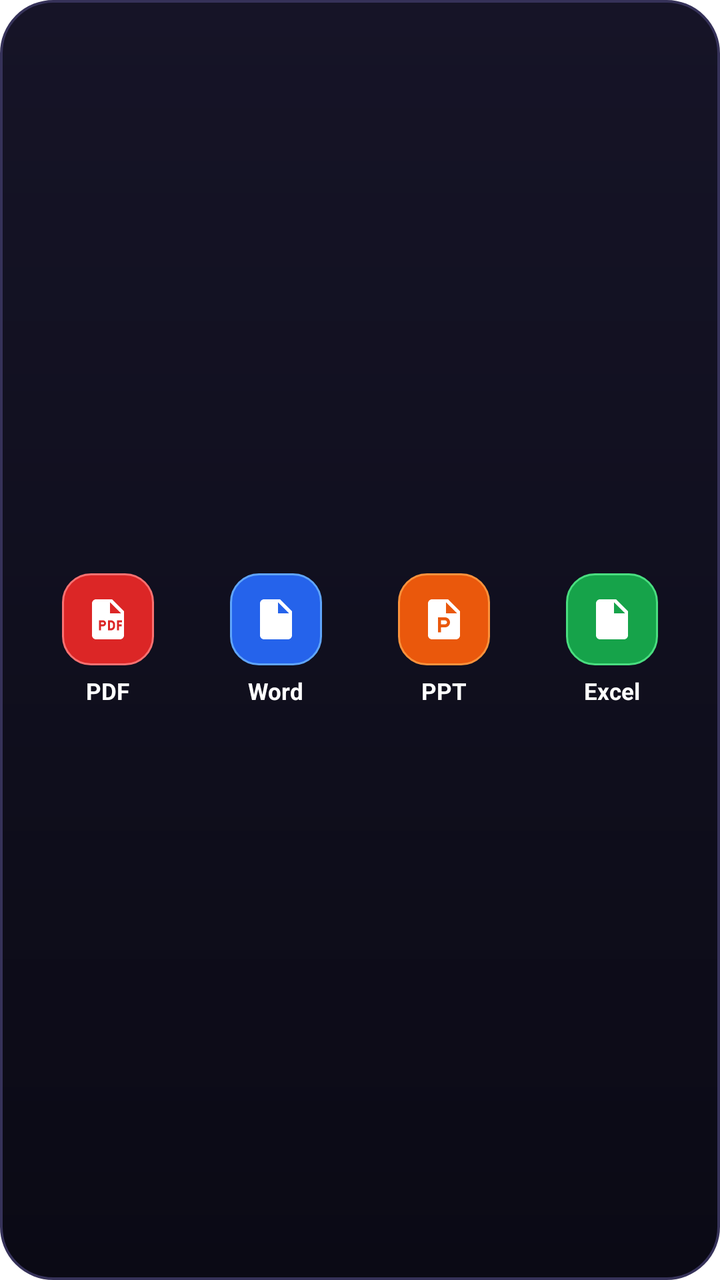
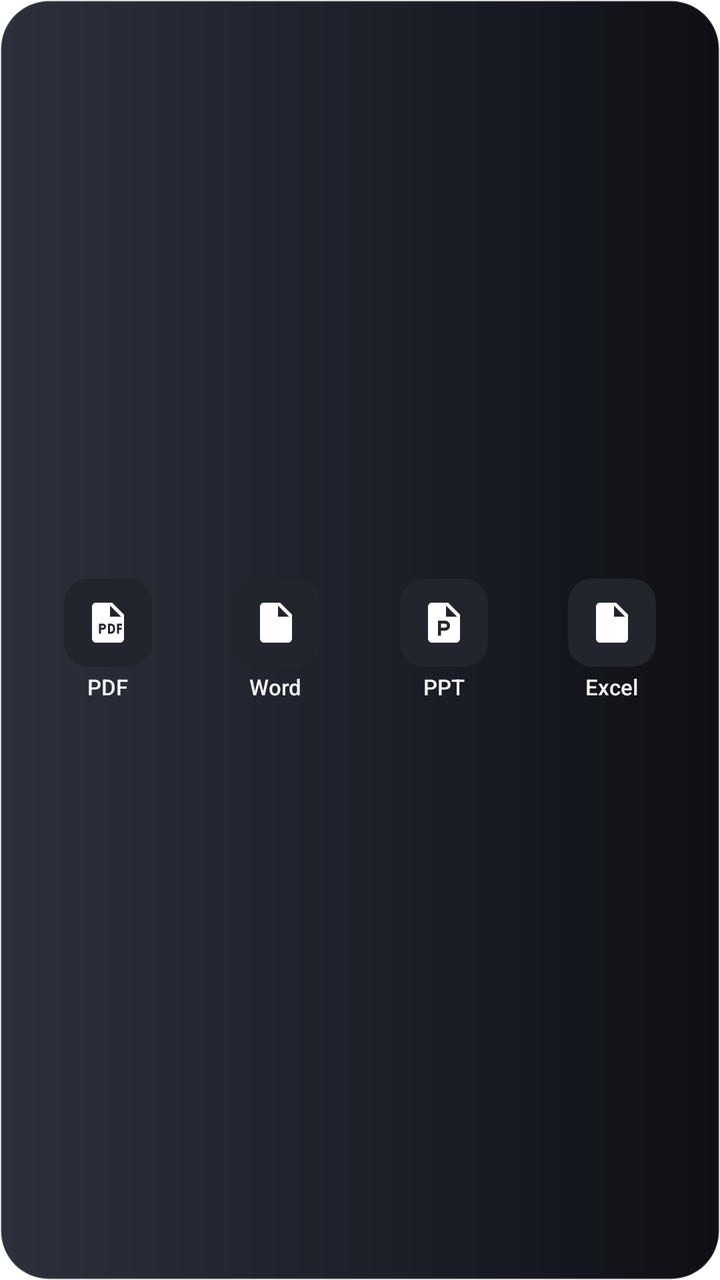

An Android layout rendered at two revisions. The XML below is the earlier revision; the diff shows what the commit changed to produce the second picture.
<!-- AndroidManifest.xml: fallback theme Theme.MaterialComponents.DayNight.NoActionBar -->
<!-- res/layout/widget_tracker_layout.xml -->
<?xml version="1.0" encoding="utf-8"?>
<LinearLayout xmlns:android="http://schemas.android.com/apk/res/android"
    android:id="@+id/widget_tracker_root"
    android:layout_width="match_parent"
    android:layout_height="match_parent"
    android:background="@drawable/widget_bg_dark"
    android:padding="12dp"
    android:gravity="center_vertical"
    android:orientation="horizontal">

    
    <LinearLayout
        android:id="@+id/widget_action_tracker"
        android:layout_width="0dp"
        android:layout_height="match_parent"
        android:layout_weight="1"
        android:gravity="center"
        android:orientation="vertical">

        <ImageView
            android:id="@+id/widget_tracker_icon"
            android:layout_width="46dp"
            android:layout_height="46dp"
            android:background="@drawable/widget_icon_squircle_red"
            android:padding="11dp"
            android:src="@drawable/ic_format_pdf"
            android:contentDescription="PDF" />

        <TextView
            android:layout_width="wrap_content"
            android:layout_height="wrap_content"
            android:layout_marginTop="5dp"
            android:text="PDF"
            android:textColor="#FFFFFF"
            android:textSize="11.5sp"
            android:textStyle="bold" />
    </LinearLayout>

    
    <LinearLayout
        android:layout_width="0dp"
        android:layout_height="match_parent"
        android:layout_weight="1"
        android:gravity="center"
        android:orientation="vertical">

        <ImageView
            android:layout_width="46dp"
            android:layout_height="46dp"
            android:background="@drawable/widget_icon_squircle_blue"
            android:padding="11dp"
            android:src="@drawable/ic_format_word"
            android:contentDescription="Word" />

        <TextView
            android:layout_width="wrap_content"
            android:layout_height="wrap_content"
            android:layout_marginTop="5dp"
            android:text="Word"
            android:textColor="#FFFFFF"
            android:textSize="11.5sp"
            android:textStyle="bold" />
    </LinearLayout>

    
    <LinearLayout
        android:layout_width="0dp"
        android:layout_height="match_parent"
        android:layout_weight="1"
        android:gravity="center"
        android:orientation="vertical">

        <ImageView
            android:layout_width="46dp"
            android:layout_height="46dp"
            android:background="@drawable/widget_icon_squircle_orange"
            android:padding="11dp"
            android:src="@drawable/ic_format_ppt"
            android:contentDescription="PPT" />

        <TextView
            android:layout_width="wrap_content"
            android:layout_height="wrap_content"
            android:layout_marginTop="5dp"
            android:text="PPT"
            android:textColor="#FFFFFF"
            android:textSize="11.5sp"
            android:textStyle="bold" />
    </LinearLayout>

    
    <LinearLayout
        android:layout_width="0dp"
        android:layout_height="match_parent"
        android:layout_weight="1"
        android:gravity="center"
        android:orientation="vertical">

        <ImageView
            android:layout_width="46dp"
            android:layout_height="46dp"
            android:background="@drawable/widget_icon_squircle_green"
            android:padding="11dp"
            android:src="@drawable/ic_format_excel"
            android:contentDescription="Excel" />

        <TextView
            android:layout_width="wrap_content"
            android:layout_height="wrap_content"
            android:layout_marginTop="5dp"
            android:text="Excel"
            android:textColor="#FFFFFF"
            android:textSize="11.5sp"
            android:textStyle="bold" />
    </LinearLayout>
</LinearLayout>
<!-- resources referenced by this layout -->
<resources>
  <!-- drawable ic_format_excel (drawable) -->
  <vector xmlns:android="http://schemas.android.com/apk/res/android"
      android:width="22dp"
      android:height="22dp"
      android:viewportWidth="24"
      android:viewportHeight="24">
      
      <path
          android:fillColor="#FFFFFF"
          android:pathData="M14,2H6C4.9,2 4,2.9 4,4V20C4,21.1 4.9,22 6,22H18C19.1,22 20,21.1 20,20V8L14,2ZM13,3.5L18.5,9H13V3.5ZM8.5,12L10.3,14.8L8.3,18H9.8L11,15.8L12.2,18H13.7L11.7,14.8L13.5,12H12L11,13.9L10,12H8.5Z" />
  </vector>
  <!-- drawable ic_format_ppt (drawable) -->
  <vector xmlns:android="http://schemas.android.com/apk/res/android"
      android:width="22dp"
      android:height="22dp"
      android:viewportWidth="24"
      android:viewportHeight="24">
      
      <path
          android:fillColor="#FFFFFF"
          android:pathData="M14,2H6C4.9,2 4,2.9 4,4V20C4,21.1 4.9,22 6,22H18C19.1,22 20,21.1 20,20V8L14,2ZM13,3.5L18.5,9H13V3.5ZM9,11H12.5C13.9,11 15,12.1 15,13.5C15,14.9 13.9,16 12.5,16H10.5V18.5H9V11ZM10.5,14.5H12.5C13,14.5 13.5,14.1 13.5,13.5C13.5,12.9 13,12.5 12.5,12.5H10.5V14.5Z" />
  </vector>
  <!-- drawable ic_format_word (drawable) -->
  <vector xmlns:android="http://schemas.android.com/apk/res/android"
      android:width="22dp"
      android:height="22dp"
      android:viewportWidth="24"
      android:viewportHeight="24">
      
      <path
          android:fillColor="#FFFFFF"
          android:pathData="M14,2H6C4.9,2 4,2.9 4,4V20C4,21.1 4.9,22 6,22H18C19.1,22 20,21.1 20,20V8L14,2ZM13,3.5L18.5,9H13V3.5ZM7.5,12L8.7,17.5H10.1L11.5,13.5L12.9,17.5H14.3L15.5,12H14.2L13.5,15.8L12.1,12H10.9L9.5,15.8L8.8,12H7.5Z" />
  </vector>
  <!-- drawable widget_bg_dark (drawable) -->
  <?xml version="1.0" encoding="utf-8"?>
  <shape xmlns:android="http://schemas.android.com/apk/res/android"
      android:shape="rectangle">
      <gradient
          android:angle="270"
          android:startColor="#161427"
          android:centerColor="#100F1E"
          android:endColor="#0B0A15" />
      <stroke
          android:width="1.2dp"
          android:color="#363259" />
      <corners android:radius="26dp" />
  </shape>
  <!-- drawable widget_icon_squircle_blue (drawable) -->
  <?xml version="1.0" encoding="utf-8"?>
  <shape xmlns:android="http://schemas.android.com/apk/res/android"
      android:shape="rectangle">
      <solid android:color="#2563EB" />
      <stroke
          android:width="1dp"
          android:color="#60A5FA" />
      <corners android:radius="14dp" />
  </shape>
  <!-- drawable widget_icon_squircle_green (drawable) -->
  <?xml version="1.0" encoding="utf-8"?>
  <shape xmlns:android="http://schemas.android.com/apk/res/android"
      android:shape="rectangle">
      <solid android:color="#16A34A" />
      <stroke
          android:width="1dp"
          android:color="#4ADE80" />
      <corners android:radius="14dp" />
  </shape>
  <!-- drawable widget_icon_squircle_orange (drawable) -->
  <?xml version="1.0" encoding="utf-8"?>
  <shape xmlns:android="http://schemas.android.com/apk/res/android"
      android:shape="rectangle">
      <solid android:color="#EA580C" />
      <stroke
          android:width="1dp"
          android:color="#FB923C" />
      <corners android:radius="14dp" />
  </shape>
  <!-- drawable widget_icon_squircle_red (drawable) -->
  <?xml version="1.0" encoding="utf-8"?>
  <shape xmlns:android="http://schemas.android.com/apk/res/android"
      android:shape="rectangle">
      <solid android:color="#DC2626" />
      <stroke
          android:width="1dp"
          android:color="#F87171" />
      <corners android:radius="14dp" />
  </shape>
  <!-- unchanged entries left out for length: 1 -->
</resources>

<!-- the commit's change to res/layout/widget_tracker_layout.xml (unified diff, before → after) -->
@@ -3,114 +3,136 @@
     android:id="@+id/widget_tracker_root"
     android:layout_width="match_parent"
     android:layout_height="match_parent"
-    android:background="@drawable/widget_bg_dark"
-    android:padding="12dp"
+    android:background="@drawable/widget_bg_card"
+    android:paddingStart="@dimen/widget_space_12"
+    android:paddingEnd="@dimen/widget_space_12"
+    android:paddingTop="@dimen/widget_space_8"
+    android:paddingBottom="@dimen/widget_space_8"
     android:gravity="center_vertical"
     android:orientation="horizontal">
 
     
     <LinearLayout
-        android:id="@+id/widget_action_tracker"
+        android:id="@+id/widget_tracker_pdf"
         android:layout_width="0dp"
-        android:layout_height="match_parent"
+        android:layout_height="wrap_content"
         android:layout_weight="1"
         android:gravity="center"
         android:orientation="vertical">
 
-        <ImageView
-            android:id="@+id/widget_tracker_icon"
-            android:layout_width="46dp"
-            android:layout_height="46dp"
-            android:background="@drawable/widget_icon_squircle_red"
-            android:padding="11dp"
-            android:src="@drawable/ic_format_pdf"
-            android:contentDescription="PDF" />
+        <FrameLayout
+            android:layout_width="@dimen/widget_icon_box_size"
+            android:layout_height="@dimen/widget_icon_box_size"
+            android:background="@drawable/widget_surface_variant_box">
+
+            <ImageView
+                android:id="@+id/tracker_icon_pdf"
+                android:layout_width="@dimen/widget_icon_size"
+                android:layout_height="@dimen/widget_icon_size"
+                android:layout_gravity="center"
+                android:src="@drawable/ic_format_pdf"
+                android:contentDescription="PDF" />
+        </FrameLayout>
 
         <TextView
             android:layout_width="wrap_content"
             android:layout_height="wrap_content"
-            android:layout_marginTop="5dp"
+            android:layout_marginTop="@dimen/widget_space_4"
             android:text="PDF"
-            android:textColor="#FFFFFF"
-            android:textSize="11.5sp"
-            android:textStyle="bold" />
+            style="@style/WidgetIconLabel" />
     </LinearLayout>
 
     
     <LinearLayout
+        android:id="@+id/widget_tracker_word"
         android:layout_width="0dp"
-        android:layout_height="match_parent"
+        android:layout_height="wrap_content"
         android:layout_weight="1"
         android:gravity="center"
         android:orientation="vertical">
 
-        <ImageView
-            android:layout_width="46dp"
-            android:layout_height="46dp"
-            android:background="@drawable/widget_icon_squircle_blue"
-            android:padding="11dp"
-            android:src="@drawable/ic_format_word"
-            android:contentDescription="Word" />
+        <FrameLayout
+            android:layout_width="@dimen/widget_icon_box_size"
+            android:layout_height="@dimen/widget_icon_box_size"
+            android:background="@drawable/widget_surface_variant_box">
+
+            <ImageView
+                android:id="@+id/tracker_icon_word"
+                android:layout_width="@dimen/widget_icon_size"
+                android:layout_height="@dimen/widget_icon_size"
+                android:layout_gravity="center"
+                android:src="@drawable/ic_format_word"
+                android:contentDescription="Word" />
+        </FrameLayout>
 
         <TextView
             android:layout_width="wrap_content"
             android:layout_height="wrap_content"
-            android:layout_marginTop="5dp"
+            android:layout_marginTop="@dimen/widget_space_4"
             android:text="Word"
-            android:textColor="#FFFFFF"
-            android:textSize="11.5sp"
-            android:textStyle="bold" />
+            style="@style/WidgetIconLabel" />
     </LinearLayout>
 
     
     <LinearLayout
+        android:id="@+id/widget_tracker_ppt"
         android:layout_width="0dp"
-        android:layout_height="match_parent"
+        android:layout_height="wrap_content"
         android:layout_weight="1"
         android:gravity="center"
         android:orientation="vertical">
 
-        <ImageView
-            android:layout_width="46dp"
-            android:layout_height="46dp"
-            android:background="@drawable/widget_icon_squircle_orange"
-            android:padding="11dp"
-            android:src="@drawable/ic_format_ppt"
-            android:contentDescription="PPT" />
+        <FrameLayout
+            android:layout_width="@dimen/widget_icon_box_size"
+            android:layout_height="@dimen/widget_icon_box_size"
+            android:background="@drawable/widget_surface_variant_box">
+
+            <ImageView
+                android:id="@+id/tracker_icon_ppt"
+                android:layout_width="@dimen/widget_icon_size"
+                android:layout_height="@dimen/widget_icon_size"
+                android:layout_gravity="center"
+                android:src="@drawable/ic_format_ppt"
+                android:contentDescription="PPT" />
+        </FrameLayout>
 
         <TextView
             android:layout_width="wrap_content"
             android:layout_height="wrap_content"
-            android:layout_marginTop="5dp"
+            android:layout_marginTop="@dimen/widget_space_4"
             android:text="PPT"
-            android:textColor="#FFFFFF"
-            android:textSize="11.5sp"
-            android:textStyle="bold" />
+            style="@style/WidgetIconLabel" />
     </LinearLayout>
 
     
     <LinearLayout
+        android:id="@+id/widget_tracker_excel"
         android:layout_width="0dp"
-        android:layout_height="match_parent"
+        android:layout_height="wrap_content"
         android:layout_weight="1"
         android:gravity="center"
         android:orientation="vertical">
 
-        <ImageView
-            android:layout_width="46dp"
-            android:layout_height="46dp"
-            android:background="@drawable/widget_icon_squircle_green"
-            android:padding="11dp"
-            android:src="@drawable/ic_format_excel"
-            android:contentDescription="Excel" />
+        <FrameLayout
+            android:layout_width="@dimen/widget_icon_box_size"
+            android:layout_height="@dimen/widget_icon_box_size"
+            android:background="@drawable/widget_surface_variant_box">
+
+            <ImageView
+                android:id="@+id/tracker_icon_excel"
+                android:layout_width="@dimen/widget_icon_size"
+                android:layout_height="@dimen/widget_icon_size"
+                android:layout_gravity="center"
+                android:src="@drawable/ic_format_excel"
+                android:contentDescription="Excel" />
+        </FrameLayout>
 
         <TextView
             android:layout_width="wrap_content"
             android:layout_height="wrap_content"
-            android:layout_marginTop="5dp"
+            android:layout_marginTop="@dimen/widget_space_4"
             android:text="Excel"
-            android:textColor="#FFFFFF"
-            android:textSize="11.5sp"
-            android:textStyle="bold" />
+            style="@style/WidgetIconLabel" />
     </LinearLayout>
+
 </LinearLayout>
<!-- resource entries referenced after the edit -->
@@ -1,5 +1,10 @@
 <!-- resources referenced by this layout -->
 <resources>
+  <dimen name="widget_icon_box_size">44dp</dimen>
+  <dimen name="widget_icon_size">24dp</dimen>
+  <dimen name="widget_space_12">12dp</dimen>
+  <dimen name="widget_space_4">4dp</dimen>
+  <dimen name="widget_space_8">8dp</dimen>
   <!-- drawable ic_format_excel (drawable) -->
   <vector xmlns:android="http://schemas.android.com/apk/res/android"
       android:width="22dp"
@@ -33,60 +38,39 @@
           android:fillColor="#FFFFFF"
           android:pathData="M14,2H6C4.9,2 4,2.9 4,4V20C4,21.1 4.9,22 6,22H18C19.1,22 20,21.1 20,20V8L14,2ZM13,3.5L18.5,9H13V3.5ZM7.5,12L8.7,17.5H10.1L11.5,13.5L12.9,17.5H14.3L15.5,12H14.2L13.5,15.8L12.1,12H10.9L9.5,15.8L8.8,12H7.5Z" />
   </vector>
-  <!-- drawable widget_bg_dark (drawable) -->
+  <!-- drawable widget_bg_card (drawable) -->
   <?xml version="1.0" encoding="utf-8"?>
   <shape xmlns:android="http://schemas.android.com/apk/res/android"
       android:shape="rectangle">
       <gradient
-          android:angle="270"
-          android:startColor="#161427"
-          android:centerColor="#100F1E"
-          android:endColor="#0B0A15" />
+          android:angle="0"
+          android:startColor="#2C303A"
+          android:centerColor="#1E212A"
+          android:endColor="#0E1015"
+          android:type="linear" />
+      <corners android:radius="@dimen/widget_radius_outer" />
       <stroke
-          android:width="1.2dp"
-          android:color="#363259" />
-      <corners android:radius="26dp" />
+          android:width="1dp"
+          android:color="#24FFFFFF" />
   </shape>
-  <!-- drawable widget_icon_squircle_blue (drawable) -->
+  <!-- drawable widget_surface_variant_box (drawable) -->
   <?xml version="1.0" encoding="utf-8"?>
   <shape xmlns:android="http://schemas.android.com/apk/res/android"
       android:shape="rectangle">
-      <solid android:color="#2563EB" />
-      <stroke
-          android:width="1dp"
-          android:color="#60A5FA" />
-      <corners android:radius="14dp" />
+      <solid android:color="@color/widget_surface_variant" />
+      <corners android:radius="@dimen/widget_radius_inner" />
   </shape>
-  <!-- drawable widget_icon_squircle_green (drawable) -->
-  <?xml version="1.0" encoding="utf-8"?>
-  <shape xmlns:android="http://schemas.android.com/apk/res/android"
-      android:shape="rectangle">
-      <solid android:color="#16A34A" />
-      <stroke
-          android:width="1dp"
-          android:color="#4ADE80" />
-      <corners android:radius="14dp" />
-  </shape>
-  <!-- drawable widget_icon_squircle_orange (drawable) -->
-  <?xml version="1.0" encoding="utf-8"?>
-  <shape xmlns:android="http://schemas.android.com/apk/res/android"
-      android:shape="rectangle">
-      <solid android:color="#EA580C" />
-      <stroke
-          android:width="1dp"
-          android:color="#FB923C" />
-      <corners android:radius="14dp" />
-  </shape>
-  <!-- drawable widget_icon_squircle_red (drawable) -->
-  <?xml version="1.0" encoding="utf-8"?>
-  <shape xmlns:android="http://schemas.android.com/apk/res/android"
-      android:shape="rectangle">
-      <solid android:color="#DC2626" />
-      <stroke
-          android:width="1dp"
-          android:color="#F87171" />
-      <corners android:radius="14dp" />
-  </shape>
+  <style name="WidgetIconLabel">
+          <item name="android:textSize">@dimen/widget_text_icon_label</item>
+          <item name="android:textColor">@color/widget_text_primary</item>
+          <item name="android:fontFamily">sans-serif-medium</item>
+          <item name="android:includeFontPadding">false</item>
+      </style>
+  <dimen name="widget_radius_outer">24dp</dimen>
+  <color name="widget_surface_variant">#22252C</color>
+  <dimen name="widget_radius_inner">12dp</dimen>
+  <dimen name="widget_text_icon_label">11sp</dimen>
+  <color name="widget_text_primary">#F2F4F7</color>
   <!-- unchanged entries left out for length: 1 -->
 </resources>
 
